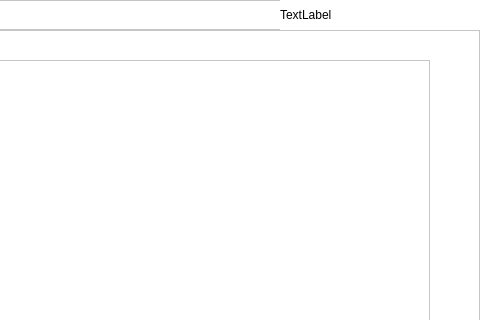
Qt form gui/loading.ui (mysondrink/qt0922) before a commit; both pictures show x 320 to 800 and y 0 to 320 of the 800 by 480 pixel window.
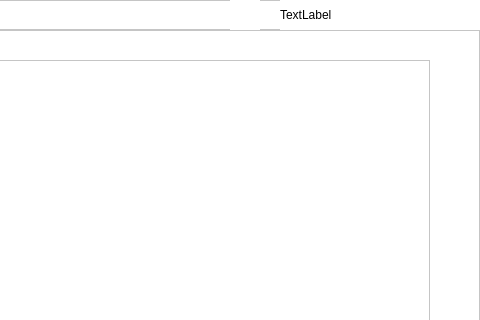
The same form after that commit.

Patch:
```diff
--- a/gui/loading.ui
+++ b/gui/loading.ui
@@ -57,6 +57,19 @@
      <string>TextLabel</string>
     </property>
    </widget>
+   <widget class="QLabel" name="wifi_label">
+    <property name="geometry">
+     <rect>
+      <x>550</x>
+      <y>0</y>
+      <width>30</width>
+      <height>30</height>
+     </rect>
+    </property>
+    <property name="text">
+     <string/>
+    </property>
+   </widget>
   </widget>
   <widget class="QFrame" name="centerframe">
    <property name="geometry">
```
